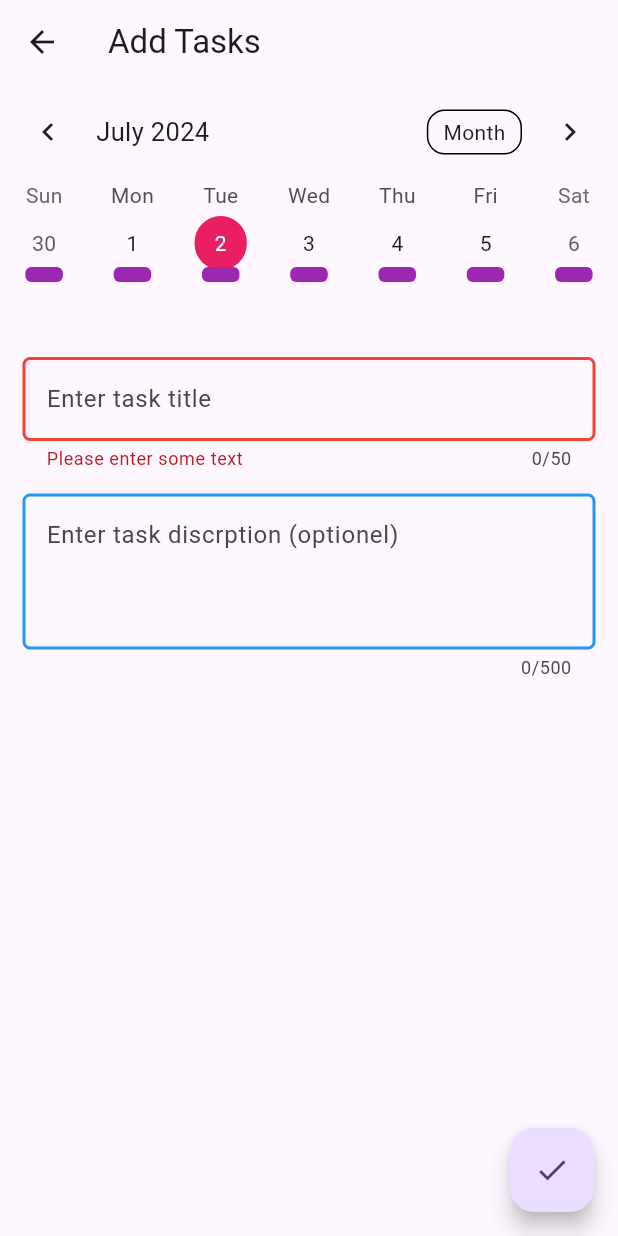
After one commit to azizchannoufi/Todo-With-Fluter, a Flutter app: the AddTasksView screen opened by its route, after a tap on the "done" icon, on a phone screen of 412 x 824 dp. The commit adds this screen. Run offline on Flutter 3.47's test engine with Material 3 defaults, Android fonts, the phone set to English and light mode, and no system bars; drawn by our look-alikes of table_calendar.

Commit message:
adding tasks

```diff
--- /dev/null
+++ b/lib/library/globals.dart
@@ -0,0 +1,23 @@
+
+import 'package:flutter/material.dart';
+
+const List<MaterialColor> primaries = <MaterialColor>[
+   Colors.red,
+    Colors.pink,
+    Colors.purple,
+    Colors.deepPurple,
+    Colors.indigo,
+    Colors.blue,
+    Colors.lightBlue,
+    Colors.cyan,
+    Colors.teal,
+    Colors.green,
+    Colors.lightGreen,
+    Colors.lime,
+    Colors.yellow,
+    Colors.amber,
+    Colors.orange,
+    Colors.deepOrange,
+    Colors.brown,
+    Colors.blueGrey,
+  ];
--- a/lib/main.dart
+++ b/lib/main.dart
@@ -1,5 +1,6 @@
 import 'package:flutter/material.dart';
 import 'package:my_first_flutter_app/provider/TaskModel.dart';
+import 'package:my_first_flutter_app/view/AddTasksView.dart';
 import 'package:my_first_flutter_app/view/ListTaskView.dart';
 import 'package:provider/provider.dart';
 
@@ -25,24 +26,15 @@ class MyApp extends StatelessWidget {
       debugShowCheckedModeBanner: false,
       title: 'Flutter Demo',
       theme: ThemeData(
-        // This is the theme of your application.
-        //
-        // TRY THIS: Try running your application with "flutter run". You'll see
-        // the application has a purple toolbar. Then, without quitting the app,
-        // try changing the seedColor in the colorScheme below to Colors.green
-        // and then invoke "hot reload" (save your changes or press the "hot
-        // reload" button in a Flutter-supported IDE, or press "r" if you used
-        // the command line to start the app).
-        //
-        // Notice that the counter didn't reset back to zero; the application
-        // state is not lost during the reload. To reset the state, use hot
-        // restart instead.
-        //
-        // This works for code too, not just values: Most code changes can be
-        // tested with just a hot reload.
+
         colorScheme: ColorScheme.fromSeed(seedColor: Colors.deepPurple),
         useMaterial3: true,
       ),
+      routes:{
+        "listTasks":(context)=>ListTaskView(),
+        "AddTask":(context)=>AddTasksView(),
+
+      } ,
       home: ListTaskView()
     );
   }
--- a/lib/provider/TaskModel.dart
+++ b/lib/provider/TaskModel.dart
@@ -12,6 +12,10 @@ class TaskModel extends ChangeNotifier{
   ];
 
   List<Task> get todoTasks => _todoTasks;
+  void add(Task _task){
+    _todoTasks.add(_task);
+    notifyListeners();
+  }
   void markAsDone(int index){
       _todoTasks[index].status=true;
 
--- /dev/null
+++ b/lib/view/AddTasksView.dart
@@ -0,0 +1,193 @@
+import 'package:flutter/material.dart';
+import 'package:my_first_flutter_app/model/Task.dart';
+import 'package:my_first_flutter_app/provider/TaskModel.dart';
+import 'package:provider/provider.dart';
+import 'package:table_calendar/table_calendar.dart';
+import 'package:my_first_flutter_app/library/globals.dart' as globals;
+
+class AddTasksView extends StatefulWidget {
+  const AddTasksView({super.key});
+
+  @override
+  State<AddTasksView> createState() => _AddTasksViewState();
+}
+
+class _AddTasksViewState extends State<AddTasksView> {
+  DateTime _selectedDay = DateTime.now();
+
+  DateTime _focusedDay = DateTime.now();
+  final _formKey = GlobalKey<FormState>();
+  final _titleController = TextEditingController();
+  final _descriptionController = TextEditingController();
+
+
+
+  @override
+  Widget build(BuildContext context) {
+      return Consumer<TaskModel>(builder: (context, model, child) {
+      return Scaffold(
+          appBar: AppBar(
+            title: Text('Add Tasks'),
+          ),
+          body: SingleChildScrollView(
+            child: Form(
+              key: _formKey,
+              child: Column(children: <Widget>[
+                TableCalendar(
+                  calendarFormat: CalendarFormat.week,
+                  firstDay: DateTime.utc(2010, 1, 1),
+                  lastDay: DateTime.utc(2030, 3, 14),
+                  focusedDay: _focusedDay,
+                  selectedDayPredicate: (day) {
+                    return isSameDay(_selectedDay, day);
+                  },
+                  onDaySelected: (selectedDay, focusedDay) {
+                    setState(() {
+                      _selectedDay = selectedDay;
+                      _focusedDay = focusedDay; // update `_focusedDay` here as well
+                    });
+                  },
+                  onPageChanged: (focusedDay) {
+                    _focusedDay = focusedDay;
+                  },
+                  calendarBuilders: CalendarBuilders(
+                    markerBuilder: (context, datetime, events) {
+                      return Container(
+                        width: 25,
+                        height: 10,
+                        decoration: BoxDecoration(
+                            color: globals.primaries[2],
+                            borderRadius: BorderRadius.circular(4.0)),
+                      );
+                    },
+                    selectedBuilder: (context, datetime, focusedDay) {
+                      return Container(
+                        decoration: BoxDecoration(
+                            color: globals.primaries[1],
+                            borderRadius: BorderRadius.circular(20.0)),
+                        margin:
+                            EdgeInsets.symmetric(vertical: 8.0, horizontal: 12.0),
+                        child: Center(
+                          child: Text(
+                            datetime.day.toString(),
+                            style: TextStyle(color: Colors.white),
+                          ),
+                        ),
+                      );
+                    },
+                  ),
+                ),
+                Padding(
+                  padding: const EdgeInsets.only(top: 50.0,right: 15.0,left: 15.0),
+                  child: TextFormField(
+                    controller: _titleController,
+                    maxLength: 50,
+                    decoration: InputDecoration(
+                        hintText: "Enter task title",
+                        focusedBorder: OutlineInputBorder(
+                          borderRadius: BorderRadius.circular(5.0),
+                          borderSide: BorderSide(
+                            color: Colors.blue,
+                            width: 2.0,
+                          ),
+                        ),
+                        enabledBorder: OutlineInputBorder(
+                          borderRadius: BorderRadius.circular(5.0),
+                          borderSide: BorderSide(
+                            color: Colors.blue,
+                            width: 2.0,
+                          ),
+                        ),
+                        errorBorder: OutlineInputBorder(
+                          borderRadius: BorderRadius.circular(5.0),
+                          borderSide: BorderSide(
+                            color: Colors.red,
+                            width: 2.0,
+                          ),
+                        ),
+                        focusedErrorBorder: OutlineInputBorder(
+                          borderRadius: BorderRadius.circular(5.0),
+                          borderSide: BorderSide(
+                            color: Colors.red,
+                            width: 2.0,
+                          ),
+                        ),
+                        ),
+                     validator: (value) {
+                      if (value == null || value.isEmpty) {
+                        return 'Please enter some text';
+                      }
+                      return null;
+                    },
+                  ),
+                ),
+                Padding(
+                  padding: const EdgeInsets.all(15.0),
+                  child: TextFormField(
+                    controller: _descriptionController,
+                    maxLength: 500,
+                    maxLines: 5,
+                    minLines: 3,
+                    decoration: InputDecoration(
+                        hintText: "Enter task discrption (optionel)",
+                        focusedBorder: OutlineInputBorder(
+                          borderRadius: BorderRadius.circular(5.0),
+                          borderSide: BorderSide(
+                            color: Colors.blue,
+                            width: 2.0,
+                          ),
+                        ),
+                        enabledBorder: OutlineInputBorder(
+                          borderRadius: BorderRadius.circular(5.0),
+                          borderSide: BorderSide(
+                            color: Colors.blue,
+                            width: 2.0,
+                          ),
+                        ),
+                        errorBorder: OutlineInputBorder(
+                          borderRadius: BorderRadius.circular(5.0),
+                          borderSide: BorderSide(
+                            color: Colors.red,
+                            width: 2.0,
+                          ),
+                        ),
+                        focusedErrorBorder: OutlineInputBorder(
+                          borderRadius: BorderRadius.circular(5.0),
+                          borderSide: BorderSide(
+                            color: Colors.red,
+                            width: 2.0,
+                          ),
+                        ),
+                        ),
+
+                  ),
+                ),
+              ]),
+            ),
+          ),
+          floatingActionButton: FloatingActionButton(
+              child: Icon(Icons.done),
+              onPressed: () {
+                if (_formKey.currentState!.validate()) {
+                  Task _newTask =Task(_titleController.text,false,_descriptionController.text,_focusedDay);
+                  model.add(_newTask);
+                  ScaffoldMessenger.of(context).showSnackBar(
+                    const SnackBar(content: Text('Task Saved')),
+                  );
+                  Navigator.pushReplacementNamed(context,'listTasks');
+                }
+              }),
+              );
+      }
+    );
+  }
+  @override
+void dispose() {
+  // Clean up the controller when the widget is removed from the widget tree.
+  // This also removes the _printLatestValue listener.
+  _titleController.dispose();
+  _descriptionController.dispose();
+
+  super.dispose();
+}
+}
--- a/lib/view/ListTaskView.dart
+++ b/lib/view/ListTaskView.dart
@@ -39,7 +39,14 @@ class _ListTaskViewState extends State<ListTaskView> {
               ListTasksWidget(),
 
             ],
-          )),
+          ),
+          floatingActionButton: FloatingActionButton(
+            child: Icon(Icons.add),
+            onPressed: () {
+              Navigator.pushNamed(context,"AddTask");
+            }
+          ),
+          ),
     );
   }
 }
--- a/lib/widget/ListTasksWidget.dart
+++ b/lib/widget/ListTasksWidget.dart
@@ -12,7 +12,7 @@ class ListTasksWidget extends StatelessWidget {
           itemCount: model.todoTasks.length,
           itemBuilder: (BuildContext context, int index) {
             return Padding(
-              padding: const EdgeInsets.all(8.0),
+              padding: const EdgeInsets.all(4.0),
               child: Container(
                 decoration: BoxDecoration(
                     color: Color.fromARGB(255, 225, 225, 225),
--- a/pubspec.yaml
+++ b/pubspec.yaml
@@ -36,6 +36,7 @@ dependencies:
   # Use with the CupertinoIcons class for iOS style icons.
   cupertino_icons: ^1.0.6
   provider: ^6.1.2
+  table_calendar: ^3.1.2
 dev_dependencies:
   flutter_test:
     sdk: flutter
```
Also changed, not shown: pubspec.lock.
